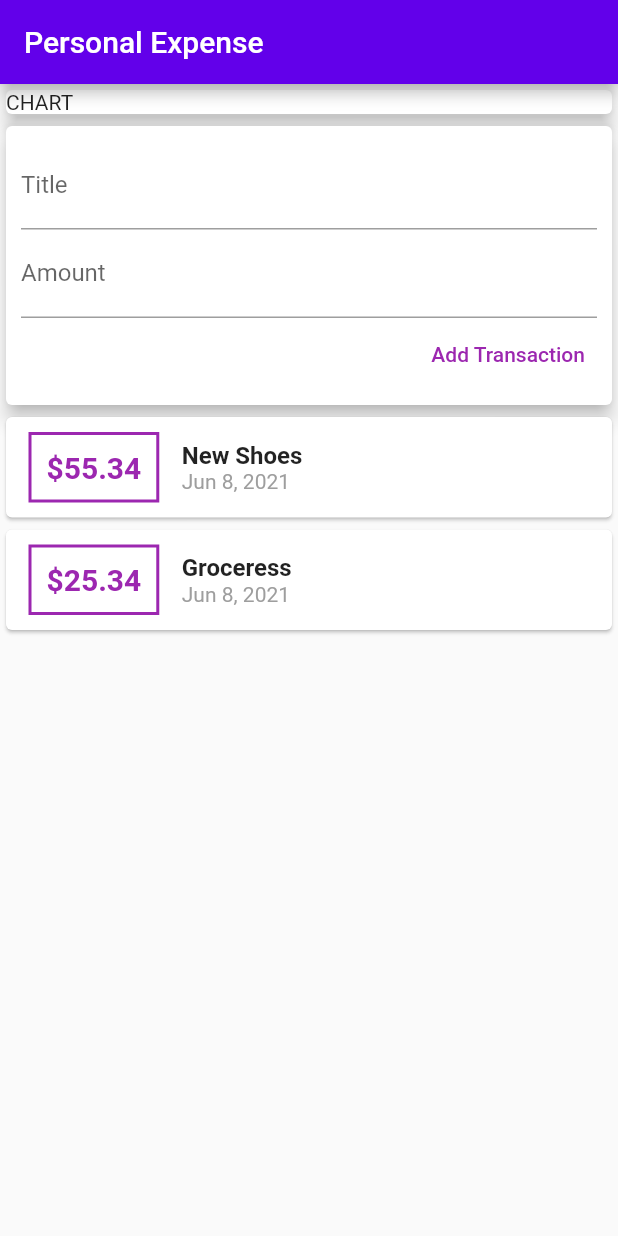
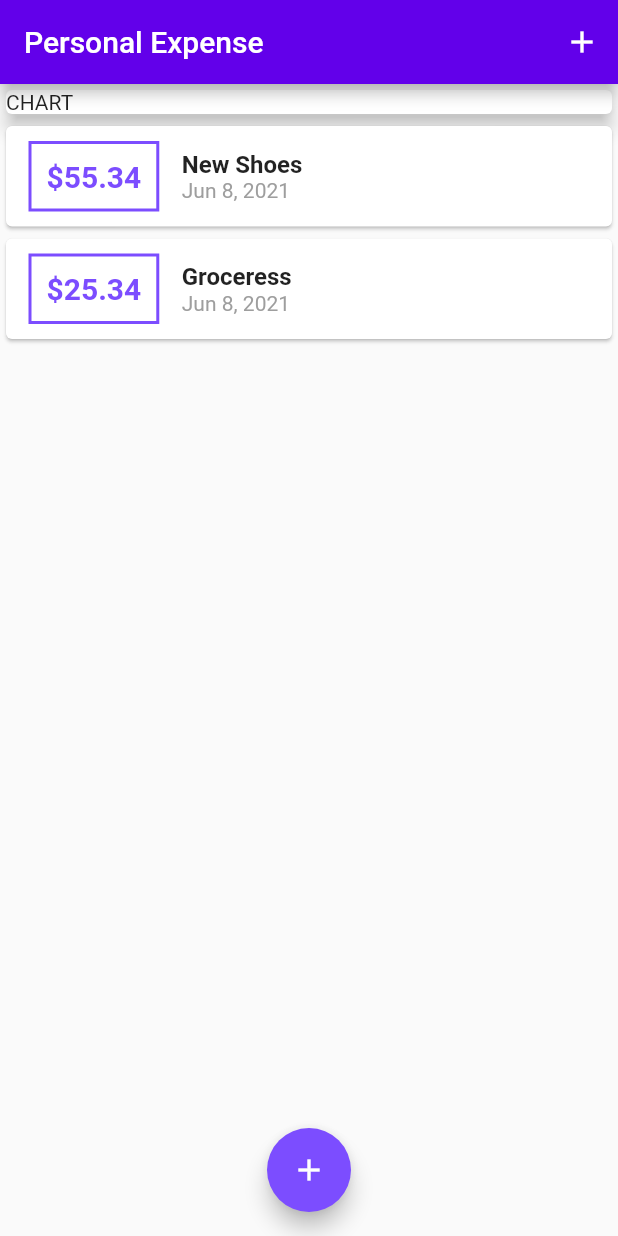
Before and after one commit to Prince7195/flutter_personal_expence, a Flutter app: the screen it shows after launch, on a phone screen of 412 x 824 dp. Run offline on Flutter 3.47's test engine with Material 2 defaults, Android fonts, the phone set to English and light mode, and no system bars.

Commit message:
add trx popup

```diff
--- a/lib/main.dart
+++ b/lib/main.dart
@@ -1,6 +1,8 @@
 import 'package:flutter/material.dart';
 
-import './widgets/user_transactions.dart';
+import './models/transaction.dart';
+import './widgets/new_transactions.dart';
+import './widgets/transaction_list.dart';
 
 void main() {
   runApp(MyApp());
@@ -19,14 +21,71 @@ class MyApp extends StatelessWidget {
   }
 }
 
-class MyHomePage extends StatelessWidget {
+class MyHomePage extends StatefulWidget {
+  @override
+  _MyHomePageState createState() => _MyHomePageState();
+}
+
+class _MyHomePageState extends State<MyHomePage> {
+  final List<Transaction> _transactions = [
+    Transaction(
+      id: 'trx1',
+      title: 'New Shoes',
+      amount: 55.34,
+      date: DateTime.now(),
+    ),
+    Transaction(
+      id: 'trx2',
+      title: 'Groceress',
+      amount: 25.34,
+      date: DateTime.now(),
+    ),
+  ];
+
+  void _addNewTransaction(String title, double amount) {
+    final newTrx = Transaction(
+        id: 'trx${_transactions.length + 1}',
+        title: title,
+        amount: amount,
+        date: DateTime.now());
+
+    setState(() {
+      _transactions.add(newTrx);
+    });
+  }
+
+  void _startAddNewTransaction(BuildContext ctx) {
+    showModalBottomSheet(
+      context: ctx,
+      builder: (bCtx) {
+        return NewTransactions(_addNewTransaction);
+      },
+    );
+  }
+
   @override
   Widget build(BuildContext context) {
     return Scaffold(
       appBar: AppBar(
         title: Text('Personal Expense'),
         backgroundColor: Colors.deepPurpleAccent[700],
+        actions: [
+          IconButton(
+            onPressed: () => _startAddNewTransaction(context),
+            icon: Icon(
+              Icons.add,
+            ),
+          ),
+        ],
       ),
+      floatingActionButton: FloatingActionButton(
+        child: Icon(
+          Icons.add,
+        ),
+        backgroundColor: Colors.deepPurpleAccent,
+        onPressed: () => _startAddNewTransaction(context),
+      ),
+      floatingActionButtonLocation: FloatingActionButtonLocation.centerFloat,
       body: SingleChildScrollView(
         child: Column(
           crossAxisAlignment: CrossAxisAlignment.stretch,
@@ -38,7 +97,7 @@ class MyHomePage extends StatelessWidget {
                 elevation: 5,
               ),
             ),
-            UserTransactions(),
+            TransactionList(_transactions),
           ],
         ),
       ),
--- a/lib/widgets/new_transactions.dart
+++ b/lib/widgets/new_transactions.dart
@@ -35,12 +35,13 @@ class NewTransactions extends StatelessWidget {
               decoration: InputDecoration(labelText: 'Amount'),
               controller: amountController,
               onSubmitted: (_) => onSubmitTransacton(),
+              keyboardType: TextInputType.numberWithOptions(decimal: true),
             ),
             TextButton(
               child: Text('Add Transaction'),
               onPressed: onSubmitTransacton,
               style: TextButton.styleFrom(
-                primary: Colors.purple,
+                primary: Colors.deepPurpleAccent,
               ),
             ),
           ],
--- a/lib/widgets/transaction_list.dart
+++ b/lib/widgets/transaction_list.dart
@@ -11,7 +11,7 @@ class TransactionList extends StatelessWidget {
   @override
   Widget build(BuildContext context) {
     return Container(
-      height: 500,
+      height: 600,
       child: ListView.builder(
         itemCount: transactions.length,
         itemBuilder: (ctx, idx) {
@@ -23,7 +23,7 @@ class TransactionList extends StatelessWidget {
                   child: Text(
                     '\$${trx.amount.toStringAsFixed(2)}',
                     style: TextStyle(
-                      color: Colors.purple,
+                      color: Colors.deepPurpleAccent,
                       fontWeight: FontWeight.bold,
                       fontSize: 20,
                     ),
@@ -36,7 +36,7 @@ class TransactionList extends StatelessWidget {
                   decoration: BoxDecoration(
                     border: Border.all(
                       width: 2,
-                      color: Colors.purple,
+                      color: Colors.deepPurpleAccent,
                     ),
                   ),
                 ),
--- a/lib/widgets/user_transactions.dart
+++ /dev/null
@@ -1,49 +0,0 @@
-import 'package:flutter/material.dart';
-
-import './new_transactions.dart';
-import './transaction_list.dart';
-import '../models/transaction.dart';
-
-class UserTransactions extends StatefulWidget {
-  @override
-  _UserTransactionsState createState() => _UserTransactionsState();
-}
-
-class _UserTransactionsState extends State<UserTransactions> {
-  final List<Transaction> _transactions = [
-    Transaction(
-      id: 'trx1',
-      title: 'New Shoes',
-      amount: 55.34,
-      date: DateTime.now(),
-    ),
-    Transaction(
-      id: 'trx2',
-      title: 'Groceress',
-      amount: 25.34,
-      date: DateTime.now(),
-    ),
-  ];
-
-  void _addNewTransaction(String title, double amount) {
-    final newTrx = Transaction(
-        id: 'trx${_transactions.length + 1}',
-        title: title,
-        amount: amount,
-        date: DateTime.now());
-
-    setState(() {
-      _transactions.add(newTrx);
-    });
-  }
-
-  @override
-  Widget build(BuildContext context) {
-    return Column(
-      children: [
-        NewTransactions(_addNewTransaction),
-        TransactionList(_transactions),
-      ],
-    );
-  }
-}
```
